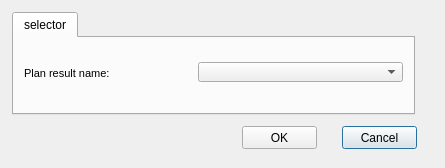
Above: ui/plan_estimate_result_selector.ui from Giswater/giswater_qgis_plugin before the change. Below: the same form after it.
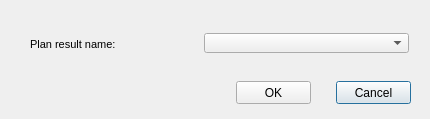
That is the form after the change.

Diff of the .ui file:
```diff
--- a/ui/plan_estimate_result_selector.ui
+++ b/ui/plan_estimate_result_selector.ui
@@ -6,76 +6,18 @@
    <rect>
     <x>0</x>
     <y>0</y>
-    <width>445</width>
-    <height>168</height>
+    <width>430</width>
+    <height>119</height>
    </rect>
   </property>
   <property name="windowTitle">
    <string>Plan - estimated result selector</string>
   </property>
-  <widget class="QTabWidget" name="tabWidget">
-   <property name="geometry">
-    <rect>
-     <x>12</x>
-     <y>12</y>
-     <width>403</width>
-     <height>103</height>
-    </rect>
-   </property>
-   <property name="currentIndex">
-    <number>0</number>
-   </property>
-   <widget class="QWidget" name="tab">
-    <attribute name="title">
-     <string>selector</string>
-    </attribute>
-    <widget class="QLabel" name="label_result_name">
-     <property name="geometry">
-      <rect>
-       <x>10</x>
-       <y>24</y>
-       <width>151</width>
-       <height>22</height>
-      </rect>
-     </property>
-     <property name="font">
-      <font>
-       <pointsize>8</pointsize>
-      </font>
-     </property>
-     <property name="frameShape">
-      <enum>QFrame::NoFrame</enum>
-     </property>
-     <property name="frameShadow">
-      <enum>QFrame::Raised</enum>
-     </property>
-     <property name="text">
-      <string>Plan result name:</string>
-     </property>
-     <property name="margin">
-      <number>3</number>
-     </property>
-    </widget>
-    <widget class="QComboBox" name="rpt_selector_result_id">
-     <property name="geometry">
-      <rect>
-       <x>184</x>
-       <y>24</y>
-       <width>205</width>
-       <height>20</height>
-      </rect>
-     </property>
-     <property name="frame">
-      <bool>true</bool>
-     </property>
-    </widget>
-   </widget>
-  </widget>
   <widget class="QPushButton" name="btn_cancel">
    <property name="geometry">
     <rect>
-     <x>342</x>
-     <y>126</y>
+     <x>336</x>
+     <y>81</y>
      <width>75</width>
      <height>23</height>
     </rect>
@@ -87,8 +29,8 @@
   <widget class="QPushButton" name="btn_accept">
    <property name="geometry">
     <rect>
-     <x>242</x>
-     <y>126</y>
+     <x>236</x>
+     <y>81</y>
      <width>75</width>
      <height>23</height>
     </rect>
@@ -97,6 +39,46 @@
     <string>OK</string>
    </property>
   </widget>
+  <widget class="QComboBox" name="rpt_selector_result_id">
+   <property name="geometry">
+    <rect>
+     <x>204</x>
+     <y>33</y>
+     <width>205</width>
+     <height>20</height>
+    </rect>
+   </property>
+   <property name="frame">
+    <bool>true</bool>
+   </property>
+  </widget>
+  <widget class="QLabel" name="label_result_name">
+   <property name="geometry">
+    <rect>
+     <x>30</x>
+     <y>33</y>
+     <width>151</width>
+     <height>22</height>
+    </rect>
+   </property>
+   <property name="font">
+    <font>
+     <pointsize>8</pointsize>
+    </font>
+   </property>
+   <property name="frameShape">
+    <enum>QFrame::NoFrame</enum>
+   </property>
+   <property name="frameShadow">
+    <enum>QFrame::Raised</enum>
+   </property>
+   <property name="text">
+    <string>Plan result name:</string>
+   </property>
+   <property name="margin">
+    <number>3</number>
+   </property>
+  </widget>
  </widget>
  <tabstops>
   <tabstop>rpt_selector_result_id</tabstop>
```
